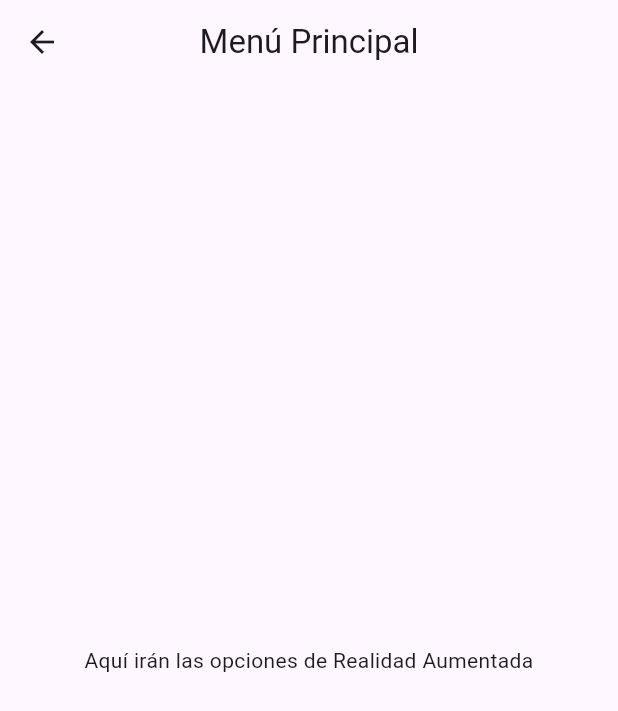
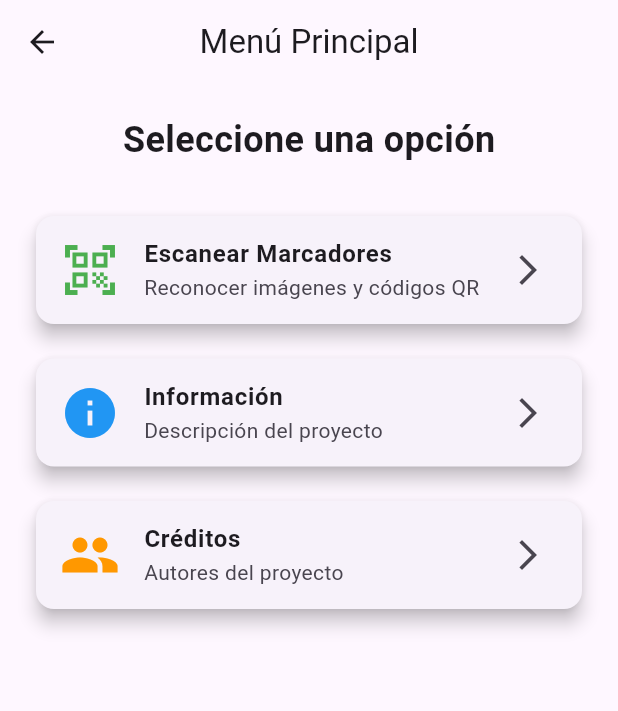
Before and after one commit to mtzzzleider580-a11y/Realidad_max.3D, a Flutter app: the MenuScreen screen opened directly, on a phone screen of 412 x 824 dp. Shown: the top 711 px of the screen. Run offline on Flutter 3.47's test engine with Material 3 defaults, Android fonts, the phone set to English and light mode, and no system bars.

Commit message:
feat:archivos de pantallas creados y conexion de algunas pantallas realizado

```diff
--- a/lib/screens/menu_screen.dart
+++ b/lib/screens/menu_screen.dart
@@ -1,19 +1,159 @@
+// Importa los componentes visuales de Flutter
 import 'package:flutter/material.dart';
 
+// Importa la pantalla de créditos
+import 'credits_screen.dart';
+// Importa la pantalla de información
+import 'info_screen.dart';
+
+// Pantalla principal del menú
 class MenuScreen extends StatelessWidget {
+  // Constructor
   const MenuScreen({super.key});
 
   @override
   Widget build(BuildContext context) {
     return Scaffold(
+      // Barra superior
       appBar: AppBar(
         title: const Text("Menú Principal"),
         centerTitle: true,
       ),
-      body: const Center(
-        child: Text(
-          "Aquí irán las opciones de Realidad Aumentada",
-          textAlign: TextAlign.center,
+
+      // Contenido principal
+      body: Padding(
+        padding: const EdgeInsets.all(20),
+
+        child: Column(
+          children: [
+            // Título principal
+            const Text(
+              "Seleccione una opción",
+              style: TextStyle(
+                fontSize: 24,
+                fontWeight: FontWeight.bold,
+              ),
+            ),
+
+            // Espacio vertical
+            const SizedBox(height: 30),
+
+            // ==========================
+            // TARJETA ESCANEAR
+            // ==========================
+            Card(
+              elevation: 5,
+              child: ListTile(
+                leading: const Icon(
+                  Icons.qr_code_scanner,
+                  size: 40,
+                  color: Colors.green,
+                ),
+
+                title: const Text(
+                  "Escanear Marcadores",
+                  style: TextStyle(
+                    fontWeight: FontWeight.bold,
+                  ),
+                ),
+
+                subtitle: const Text(
+                  "Reconocer imágenes y códigos QR",
+                ),
+
+                trailing: const Icon(Icons.arrow_forward_ios),
+
+                onTap: () {
+                  ScaffoldMessenger.of(context).showSnackBar(
+                    const SnackBar(
+                      content: Text(
+                        "Próximamente se abrirá el escáner",
+                      ),
+                    ),
+                  );
+                },
+              ),
+            ),
+
+            // Espacio vertical
+            const SizedBox(height: 15),
+
+           // ==========================
+// TARJETA INFORMACIÓN
+// ==========================
+Card(
+  elevation: 5,
+  child: ListTile(
+    leading: const Icon(
+      Icons.info,
+      size: 40,
+      color: Colors.blue,
+    ),
+
+    title: const Text(
+      "Información",
+      style: TextStyle(
+        fontWeight: FontWeight.bold,
+      ),
+    ),
+
+    subtitle: const Text(
+      "Descripción del proyecto",
+    ),
+
+    trailing: const Icon(Icons.arrow_forward_ios),
+
+    // Navega hacia la pantalla de información
+    onTap: () {
+      Navigator.push(
+        context,
+        MaterialPageRoute(
+          builder: (context) => const InfoScreen(),
+        ),
+      );
+    },
+  ),
+),
+            // Espacio vertical
+            const SizedBox(height: 15),
+
+            // ==========================
+            // TARJETA CRÉDITOS
+            // ==========================
+            Card(
+              elevation: 5,
+              child: ListTile(
+                leading: const Icon(
+                  Icons.people,
+                  size: 40,
+                  color: Colors.orange,
+                ),
+
+                title: const Text(
+                  "Créditos",
+                  style: TextStyle(
+                    fontWeight: FontWeight.bold,
+                  ),
+                ),
+
+                subtitle: const Text(
+                  "Autores del proyecto",
+                ),
+
+                trailing: const Icon(Icons.arrow_forward_ios),
+
+                // Navega a la pantalla de créditos
+                onTap: () {
+                  Navigator.push(
+                    context,
+                    MaterialPageRoute(
+                      builder: (context) => const CreditsScreen(),
+                    ),
+                  );
+                },
+              ),
+            ),
+          ],
         ),
       ),
     );
```
Also changed, not shown: lib/screens/credits_screen.dart (added, +110 -0 lines), lib/screens/info_screen.dart (added, +104 -0 lines), lib/screens/model3d_screen.dart (added), lib/screens/scanner_screen.dart (added), lib/screens/video_screen.dart (added).
